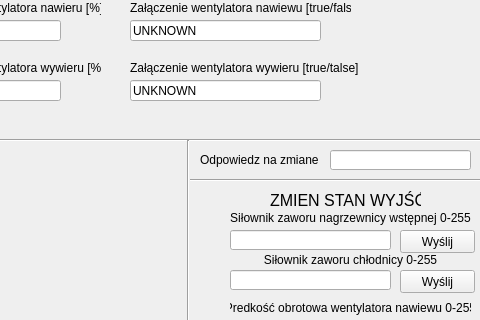
Above: ProjectCode/code/gui.ui from Piotr-Pietruszka/SCADA-Modbus before the change; both pictures show x 750 to 1230 and y 170 to 490 of the 1230 by 884 pixel window. Below: the same form after it.
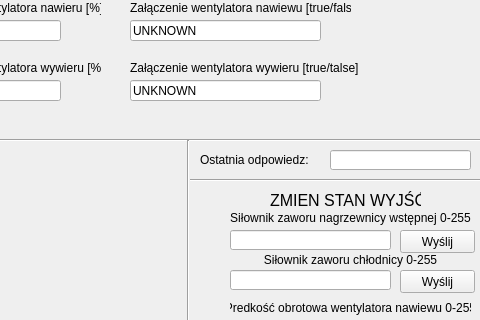
That is the form after the change. Icons and pictures are not drawn.

Commit message: Finalize reading values

The edit to the form file:
```diff
--- a/ProjectCode/code/gui.ui
+++ b/ProjectCode/code/gui.ui
@@ -47,7 +47,7 @@
      </rect>
     </property>
     <property name="text">
-     <string>Odpowiedz na zmiane</string>
+     <string>Ostatnia odpowiedz:</string>
     </property>
    </widget>
    <widget class="QLineEdit" name="lineEditResponse">
```
The commit also changes 2 other files.
